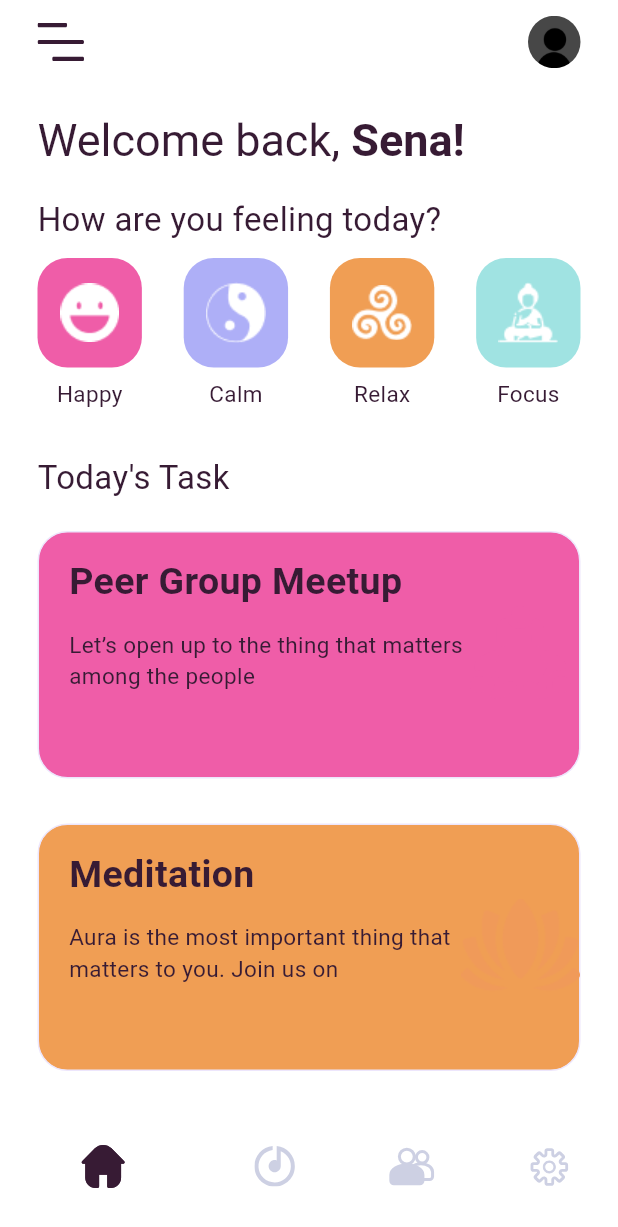
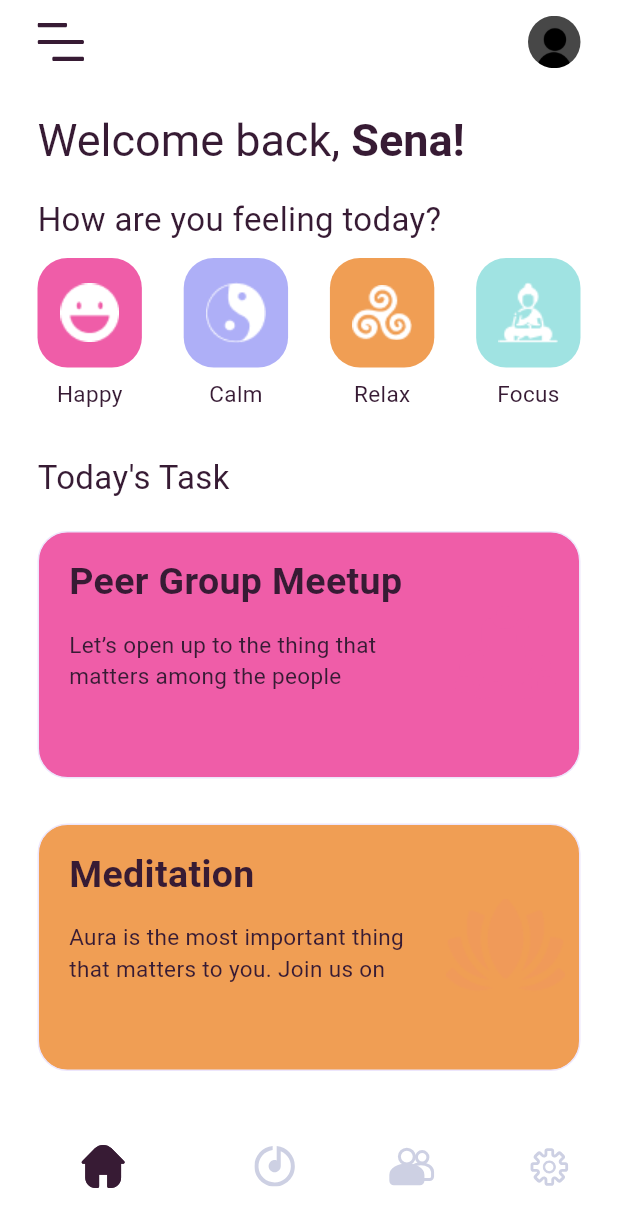
Before and after one commit to ManuelSena19/glee, a Flutter app: the screen it shows after launch, after a tap on "Let Us Help You", on a phone screen of 412 x 824 dp. Shown: the top 1227 px of the screen. Run offline on Flutter 3.47's test engine with Material 3 defaults, Android fonts, the light colour scheme and no system bars; our stand-ins replace device_preview, flutter_screenutil, flutter_svg, google_fonts; Roboto replaces fonts that are missing (Alegreya).

Commit message:
improved UI responsiveness

```diff
--- a/lib/main.dart
+++ b/lib/main.dart
@@ -1,13 +1,18 @@
 import 'package:device_preview/device_preview.dart';
 import 'package:flutter/material.dart';
+import 'package:flutter_screenutil/flutter_screenutil.dart';
 import 'package:glee/consts/theme.dart';
 import 'package:glee/screens/onboarding.dart';
 
-void main() {
+Future<void> main() async {
+  await ScreenUtil.ensureScreenSize();
   runApp(
-    DevicePreview(
-      enabled: false,
-      builder: (context) => const MyApp(),
+    ScreenUtilInit(
+      designSize: const Size(375, 812),
+      builder: (_, child) => DevicePreview(
+        enabled: true,
+        builder: (context) => const MyApp(),
+      ),
     ),
   );
 }
--- a/lib/screens/home.dart
+++ b/lib/screens/home.dart
@@ -234,7 +234,7 @@ class Task extends StatelessWidget {
                 ),
               ),
               Padding(
-                padding: const EdgeInsets.only(right: 50),
+                padding: const EdgeInsets.only(right: 80),
                 child: Text(
                   subtitle,
                   style: TextStyle(
@@ -269,7 +269,7 @@ class Task extends StatelessWidget {
         Align(
           alignment: Alignment.centerRight,
           child: Transform.translate(
-            offset: const Offset(0, 50),
+            offset: const Offset(-10, 50),
             child: Image.asset(
               assetName,
               height: 62.14,
--- a/pubspec.yaml
+++ b/pubspec.yaml
@@ -15,12 +15,13 @@ dependencies:
   google_fonts: ^6.2.1
   flutter_svg: ^2.0.10+1
   device_preview: ^1.2.0
+  flutter_screenutil: ^5.9.3
 
 dev_dependencies:
   flutter_test:
     sdk: flutter
 
-  flutter_lints: ^3.0.0
+  flutter_lints: ^4.0.0
 
 flutter:
 
```
Also changed, not shown: pubspec.lock.
